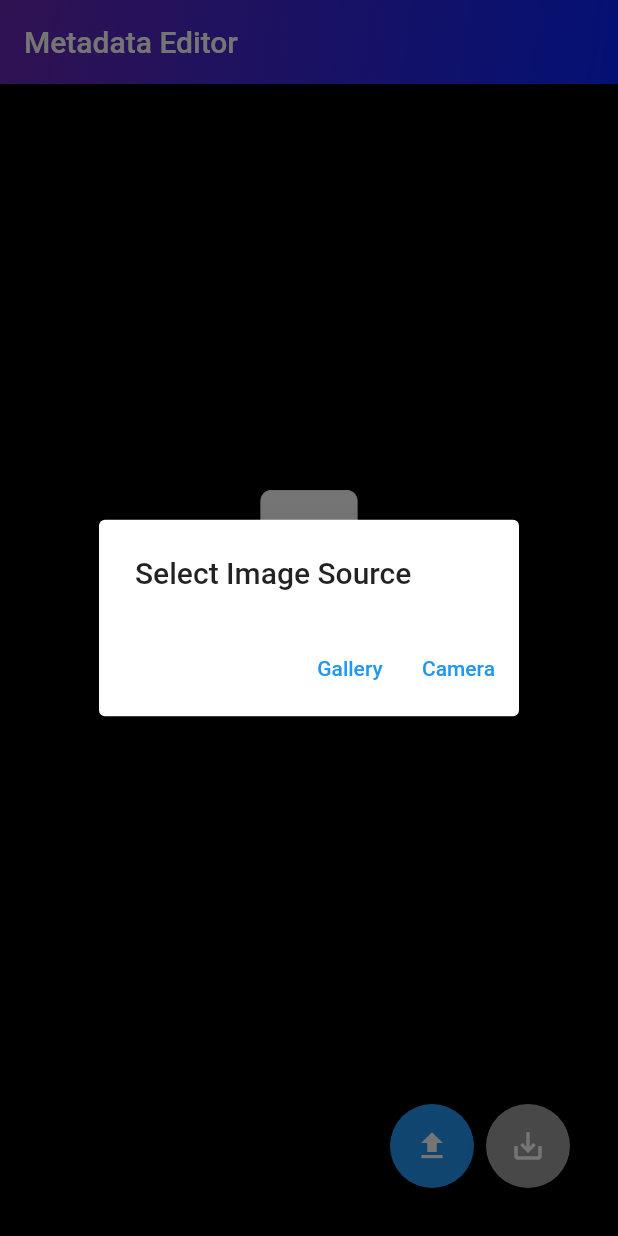
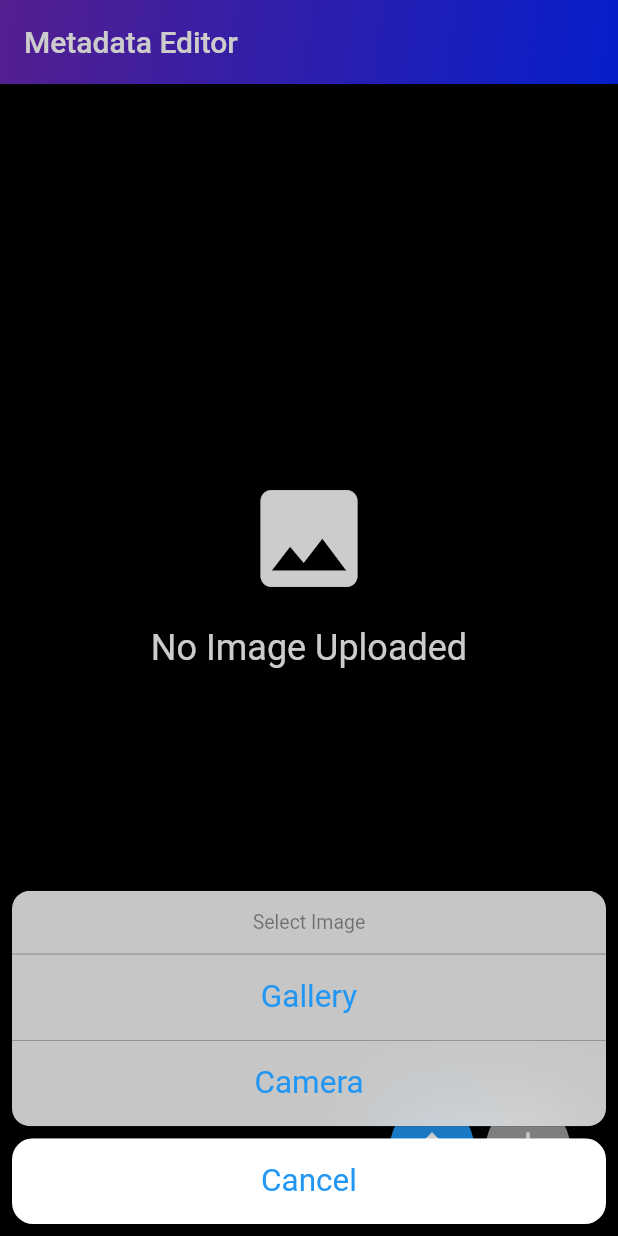
Before and after one commit to ZavadskayaKseniya/meta_fetch, a Flutter app: the screen it shows after launch, after a tap on the "upload" icon, on a phone screen of 412 x 824 dp. Run offline on Flutter 3.47's test engine with Material 2 defaults, Android fonts, the phone set to English and light mode, and no system bars; our stand-ins replace flutter_image_compress, gallery_saver, google_fonts, image_picker, native_exif; missing offline and left inert: exif, flutter_exif_plugin, pulp_flash.

Commit message:
removing and changing metadata

```diff
--- a/lib/screens/home_screen.dart
+++ b/lib/screens/home_screen.dart
@@ -12,6 +12,7 @@ import 'package:flutter_exif_plugin/flutter_exif_plugin.dart';
 import 'package:native_exif/native_exif.dart';
 import 'package:flutter_image_compress/flutter_image_compress.dart';
 import 'package:pulp_flash/pulp_flash.dart';
+import 'package:gallery_saver/gallery_saver.dart';
 
 class HomeScreen extends StatefulWidget {
   HomeScreen({Key? key}) : super(key: key);
@@ -44,37 +45,72 @@ class _HomeScreenState extends State<HomeScreen> {
       // final attrs = await exif.getAttributes();
       // print(attrs?.keys.toList());
 
-      setState(() async {
-        _meta = await readExifFromFile(_imageFile!);
+      final res = await readExifFromFile(_imageFile!);
+      setState(() {
+        _meta = res;
       });
     }
   }
 
-  @override
-  Widget build(BuildContext context) {
-    return Scaffold(
-      appBar: _AppBar(),
-      body: _Body(_meta),
-      backgroundColor: Colors.black,
+  Future<void> _exportImage() async {
+    if (_imageFile == null || _newImage == null) {
+      showCupertinoDialog(
+          context: context,
+          builder: (context) {
+            return CupertinoAlertDialog(
+              title: const Text('No Image'),
+              content: const Text('Please upload an image first.  '),
+              actions: [
+                CupertinoDialogAction(
+                  onPressed: () {
+                    Navigator.pop(context);
+                  },
+                  child: const Text('OK'),
+                ),
+              ],
             );
+          });
+    }
+    try {
+      final File? newFile = await _imageFile?.writeAsBytes(_newImage!);
+
+      final exif = await Exif.fromPath(newFile!.path);
+      final newFileAttrs = await exif.getAttributes();
+      print('NEW FILE ATTRS > ${newFileAttrs?.keys.toList()}');
+
+      final meta = await readExifFromFile(newFile);
+      print("NEW FILE META > ${meta.toString()}");
+
+      await GallerySaver.saveImage(newFile.path);
+
+      PulpFlash.of(context).showMessage(
+        context,
+        inputMessage: Message(
+            displayDuration: const Duration(seconds: 3),
+            status: FlashStatus.successful,
+            title: 'Image Saved'),
+      );
+    } catch (e) {
+      print('ERROR > $e');
+    }
   }
 
-  _AppBar() {
-    return AppBar(
-      title: const Text("Metadata Editor"),
-      actions: [
-        if (_imageFile != null)
-          IconButton(
-            onPressed: () {
+  void _editImage() {
     Navigator.of(context).push(
       MaterialPageRoute(
         builder: (context) => EditScreen(
           meta: _meta,
-                    onRemoveAllPressed: () async {
+          onRemoveAllPressed: _removeAllCallback,
+          onSavePressed: _onSaveCallback,
+        ),
+      ),
+    );
+  }
+
+  Future<void> _removeAllCallback() async {
     // Compress image and remove EXIF Metadata
     try {
-                        final res = await FlutterImageCompress.compressWithFile(
-                            _imageFile!.path);
+      final res = await FlutterImageCompress.compressWithFile(_imageFile!.path);
       final exifRes = await readExifFromBytes(res!);
       // Read EXIF Metadata from compressed image
       setState(() {
@@ -90,17 +126,53 @@ class _HomeScreenState extends State<HomeScreen> {
     } catch (e) {
       print('ERROR > $e');
     }
-                    },
-                    onSavePressed: (dynamic newMetadata) {
-                      print('NEW META > $newMetadata');
+  }
+
+  Future<void> _onSaveCallback(dynamic newMeta) async {
+    print('NEW META > $newMeta');
+    final file = await Exif.fromPath(_imageFile!.path);
+    final attrs = await file.getAttributes();
+    if (newMeta['dateTime'] != '') {
+      await file.writeAttribute('DateTimeOriginal', newMeta['dateTime']);
+      await file.writeAttribute('DateTimeDigitized', newMeta['dateTime']);
+    }
+    if (newMeta['latitude'] != '') {
+      await file.writeAttribute('GPSLatitude', newMeta['latitude']);
+    }
+    if (newMeta['longitude'] != '') {
+      await file.writeAttribute('GPSLongitude', newMeta['longitude']);
+    }
+
+    final res = await file.getAttribute('DateTimeOriginal');
+    print('ON SAVE > Image DateTime: ${res}');
+    await file.close();
+
+    final exifRes = await readExifFromFile(_imageFile!);
+    final newImage = await FlutterImageCompress.compressWithFile(
+        _imageFile!.path,
+        keepExif: true);
     setState(() {
-                        _meta = newMetadata;
+      _newImage = newImage;
+      _meta = exifRes;
     });
-                    },
-                  ),
-                ),
+  }
+
+  @override
+  Widget build(BuildContext context) {
+    return Scaffold(
+      appBar: appBar(),
+      body: body(_meta),
+      backgroundColor: Colors.black,
     );
-            },
+  }
+
+  appBar() {
+    return AppBar(
+      title: const Text("Metadata Editor"),
+      actions: [
+        if (_imageFile != null)
+          IconButton(
+            onPressed: _editImage,
             icon: const Icon(Icons.edit),
           ),
       ],
@@ -116,30 +188,38 @@ class _HomeScreenState extends State<HomeScreen> {
     );
   }
 
-  _UploadButton() {
+  uploadButton() {
     return FloatingActionButton(
       onPressed: () {
-        showDialog(
+        showCupertinoModalPopup(
           context: context,
-          builder: (context) => AlertDialog(
-            title: const Text('Select Image Source'),
-            actions: [
-              TextButton(
+          builder: (BuildContext context) {
+            return CupertinoActionSheet(
+              title: Text('Select Image'),
+              actions: <Widget>[
+                CupertinoActionSheetAction(
+                  child: Text('Gallery'),
                   onPressed: () {
-                  Navigator.pop(context);
                     _uploadImage(ImageSource.gallery);
+                    Navigator.of(context).pop();
                   },
-                child: const Text('Gallery'),
                 ),
-              TextButton(
+                CupertinoActionSheetAction(
+                  child: Text('Camera'),
                   onPressed: () {
-                  Navigator.pop(context);
                     _uploadImage(ImageSource.camera);
+                    Navigator.of(context).pop();
                   },
-                child: const Text('Camera'),
                 ),
               ],
+              cancelButton: CupertinoActionSheetAction(
+                child: Text('Cancel'),
+                onPressed: () {
+                  Navigator.of(context).pop();
+                },
               ),
+            );
+          },
         );
       },
       tooltip: 'Upload Image',
@@ -147,14 +227,14 @@ class _HomeScreenState extends State<HomeScreen> {
     );
   }
 
-  _ExportButton() {
+  exportButton() {
     return FloatingActionButton(
       backgroundColor: _newImage != null ? Colors.purple : Colors.grey,
       onPressed: (_newImage != null)
           ? () {
-              showDialog(
+              showCupertinoDialog(
                 context: context,
-                builder: (context) => AlertDialog(
+                builder: (context) => CupertinoAlertDialog(
                   title: const Text('Export a new image?'),
                   actions: [
                     TextButton(
@@ -164,39 +244,11 @@ class _HomeScreenState extends State<HomeScreen> {
                       child: const Text('Cancel'),
                     ),
                     TextButton(
-                      onPressed: () {
+                      onPressed: () async {
                         Navigator.pop(context);
-                        //TODO: Save image
-                        if (_imageFile == null || _newImage == null) {
-                          showCupertinoDialog(
-                              context: context,
-                              builder: (context) {
-                                return CupertinoAlertDialog(
-                                  title: const Text('No Image'),
-                                  content: const Text(
-                                      'Please upload an image first.  '),
-                                  actions: [
-                                    CupertinoDialogAction(
-                                      onPressed: () {
-                                        Navigator.pop(context);
+                        _exportImage();
                       },
-                                      child: const Text('OK'),
-                                    ),
-                                  ],
-                                );
-                              });
-                        }
-                        _imageFile?.writeAsBytes(_newImage!).then((value) {
-                          PulpFlash.of(context).showMessage(context,
-                              inputMessage: Message(
-                                  displayDuration: const Duration(seconds: 3),
-                                  status: FlashStatus.successful,
-                                  title: 'Image Saved'));
-                        }).catchError((e) {
-                          print('ERROR > $e');
-                        });
-                      },
-                      child: const Text('Save'),
+                      child: const Text('Export'),
                     ),
                   ],
                 ),
@@ -208,7 +260,17 @@ class _HomeScreenState extends State<HomeScreen> {
     );
   }
 
-  _Body(dynamic meta) {
+  metaItem([String value = '']) {
+    return Text(
+      value,
+      style: const TextStyle(
+        color: Colors.white,
+        fontSize: 16,
+      ),
+    );
+  }
+
+  body(dynamic meta) {
     print('BODY > META > $meta');
     return Stack(
       alignment: Alignment.bottomRight,
@@ -259,48 +321,13 @@ class _HomeScreenState extends State<HomeScreen> {
                     //     fontSize: 16,
                     //   ),
                     // ),
-                    Text(
-                      'Image Make: ${meta?['Image Make']}',
-                      style: const TextStyle(
-                        color: Colors.white,
-                        fontSize: 16,
-                      ),
-                    ),
-                    Text(
-                      'Image Model: ${meta?['Image Model']}',
-                      style: const TextStyle(
-                        color: Colors.white,
-                        fontSize: 16,
-                      ),
-                    ),
-                    Text(
-                      'Image Artist: ${meta?['Image Artist']}',
-                      style: const TextStyle(
-                        color: Colors.white,
-                        fontSize: 16,
-                      ),
-                    ),
-                    Text(
-                      'Image DateTime: ${meta?['Image DateTime']}',
-                      style: const TextStyle(
-                        color: Colors.white,
-                        fontSize: 16,
-                      ),
-                    ),
-                    Text(
-                      'GPSLatitude: ${meta?['GPS GPSLatitude']}',
-                      style: const TextStyle(
-                        color: Colors.white,
-                        fontSize: 16,
-                      ),
-                    ),
-                    Text(
-                      'GPSLongitude: ${meta?['GPS GPSLongitude']}',
-                      style: const TextStyle(
-                        color: Colors.white,
-                        fontSize: 16,
-                      ),
-                    ),
+                    metaItem('Make: ${meta?['Image Make'].toString()}'),
+                    metaItem('Model: ${meta?['Image Model'].toString()}'),
+                    metaItem('Artist: ${meta?['Image Artist'].toString()}'),
+                    metaItem('DateTime: ${meta?['Image DateTime'].toString()}'),
+                    metaItem('GPS Lat: ${meta?['GPS GPSLatitude'].toString()}'),
+                    metaItem(
+                        'GPS Long: ${meta?['GPS GPSLongitude'].toString()}'),
                   ],
                 ),
               ),
@@ -311,9 +338,9 @@ class _HomeScreenState extends State<HomeScreen> {
             child: Row(
               mainAxisAlignment: MainAxisAlignment.end,
               children: [
-                _UploadButton(),
+                uploadButton(),
                 const SizedBox(width: 8),
-                _ExportButton(),
+                exportButton(),
               ],
             ))
       ],
```
Also changed, not shown: lib/screens/edit_screen.dart (+16 -7 lines). Lines whose indentation alone changed are shown as unchanged.
